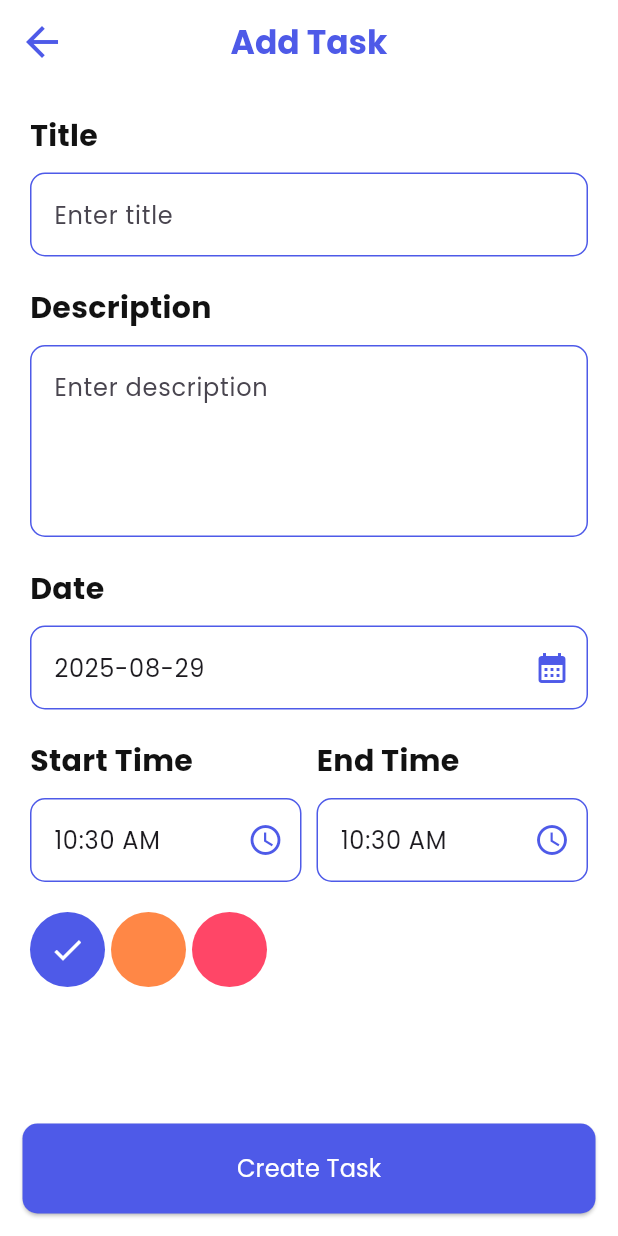
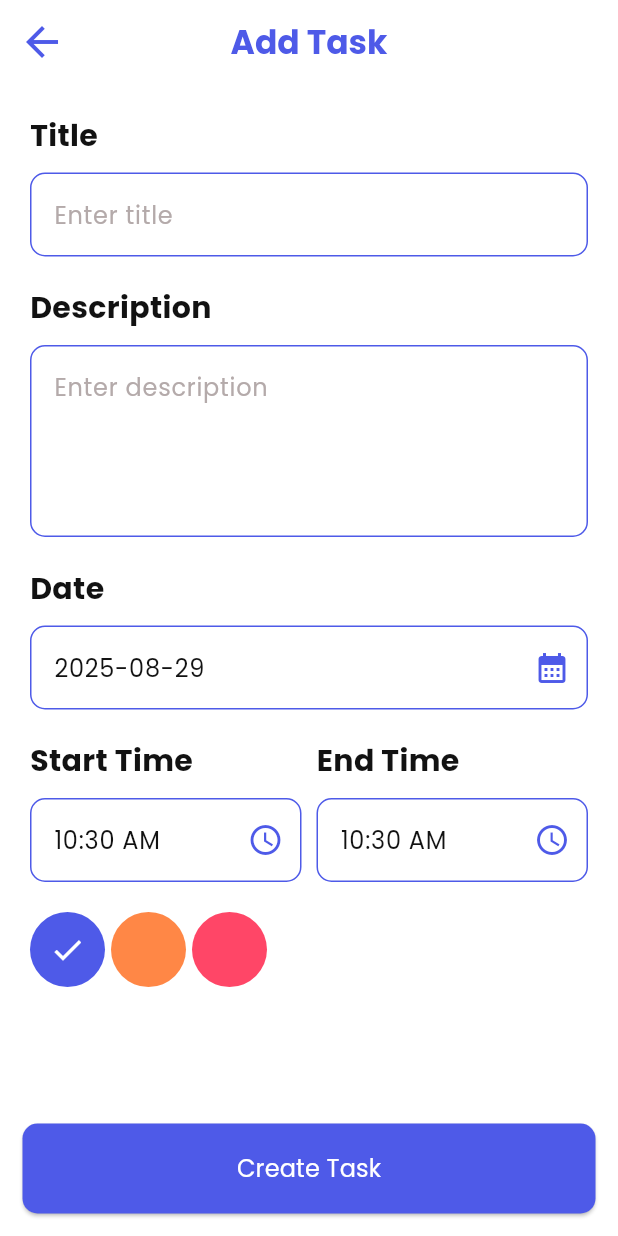
Before and after one commit to Mustafahu21/taskati, a Flutter app: the TaskScreen screen opened directly, after a tap on "Add Task", on a phone screen of 412 x 824 dp. Run offline on Flutter 3.47's test engine with Material 3 defaults, Android fonts, the phone set to English and light mode, and no system bars; our stand-ins replace date_picker_timeline, hive_flutter, image_picker, lottie; missing offline and left inert: day_night_themed_switcher; accounts and stored records are empty.

Commit message:
Final commit

```diff
--- a/lib/core/services/helper.dart
+++ b/lib/core/services/helper.dart
@@ -13,11 +13,12 @@ class LocalHelper {
   static String kName = 'name';
   static String kPfp = 'pfp';
   static String kIsUploaded = 'isUploaded';
+  static String isDark = 'isDark';
 
   static init() async {
+    Hive.registerAdapter(TaskModelAdapter());
     await Hive.openBox(kUserBox);
     await Hive.openBox(kTaskBox);
-    Hive.registerAdapter(TaskModelAdapter());
     _userBox = Hive.box(kUserBox);
     _taskBox = Hive.box(kTaskBox);
   }
--- a/lib/core/utils/text_styles.dart
+++ b/lib/core/utils/text_styles.dart
@@ -10,7 +10,7 @@ class TextStyles {
     return TextStyle(
       fontSize: fontSize ?? 18,
       fontWeight: fontWeight ?? FontWeight.bold,
-      color: color ?? AppColors.darkColor,
+      color: color,
     );
   }
 
@@ -22,7 +22,7 @@ class TextStyles {
     return TextStyle(
       fontSize: fontSize ?? 16,
       fontWeight: fontWeight ?? FontWeight.normal,
-      color: color ?? AppColors.darkColor,
+      color: color,
     );
   }
 
@@ -34,7 +34,7 @@ class TextStyles {
     return TextStyle(
       fontSize: fontSize ?? 14,
       fontWeight: fontWeight ?? FontWeight.normal,
-      color: color ?? AppColors.greyColor,
+      color: color,
     );
   }
 }
--- a/lib/core/utils/theme.dart
+++ b/lib/core/utils/theme.dart
@@ -6,7 +6,55 @@ class AppThemes {
     appBarTheme: AppBarTheme(backgroundColor: Colors.white),
     scaffoldBackgroundColor: Colors.white,
     fontFamily: 'poppins',
+    colorScheme: ColorScheme.fromSeed(
+      seedColor: AppColors.primaryColor,
+      onSurface: AppColors.darkColor,
+    ),
+    datePickerTheme: DatePickerThemeData(backgroundColor: Colors.white),
     inputDecorationTheme: InputDecorationTheme(
+      hintStyle: TextStyle(color: AppColors.greyColor),
+      enabledBorder: OutlineInputBorder(
+        borderSide: BorderSide(color: AppColors.primaryColor),
+        borderRadius: BorderRadius.circular(10),
+      ),
+      focusedBorder: OutlineInputBorder(
+        borderSide: BorderSide(color: AppColors.primaryColor),
+        borderRadius: BorderRadius.circular(10),
+      ),
+      errorBorder: OutlineInputBorder(
+        borderSide: BorderSide(color: Colors.red),
+        borderRadius: BorderRadius.circular(10),
+      ),
+      focusedErrorBorder: OutlineInputBorder(
+        borderSide: BorderSide(color: Colors.red),
+        borderRadius: BorderRadius.circular(10),
+      ),
+    ),
+  );
+  static ThemeData get darkTheme => ThemeData(
+    appBarTheme: AppBarTheme(backgroundColor: Colors.black),
+    scaffoldBackgroundColor: Colors.black,
+    fontFamily: 'poppins',
+    colorScheme: ColorScheme.fromSeed(
+      seedColor: AppColors.primaryColor,
+      onSurface: Colors.white,
+    ),
+    datePickerTheme: DatePickerThemeData(
+      backgroundColor: AppColors.darkColor,
+      headerForegroundColor: Colors.white,
+    ),
+    timePickerTheme: TimePickerThemeData(
+      backgroundColor: AppColors.darkColor,
+      hourMinuteTextColor: Colors.white,
+      hourMinuteColor: AppColors.darkColor,
+      dialBackgroundColor: AppColors.darkColor,
+      dialHandColor: AppColors.primaryColor,
+      dialTextColor: Colors.white,
+      dayPeriodColor: AppColors.darkColor,
+      dayPeriodTextColor: Colors.white,
+    ),
+    inputDecorationTheme: InputDecorationTheme(
+      hintStyle: TextStyle(color: Colors.white),
       enabledBorder: OutlineInputBorder(
         borderSide: BorderSide(color: AppColors.primaryColor),
         borderRadius: BorderRadius.circular(10),
--- a/lib/features/add_task/pages/add_task_screen.dart
+++ b/lib/features/add_task/pages/add_task_screen.dart
@@ -8,7 +8,8 @@ import 'package:taskati/core/utils/text_styles.dart';
 import 'package:taskati/models/task_model.dart';
 
 class AddTaskScreen extends StatefulWidget {
-  const AddTaskScreen({super.key});
+  const AddTaskScreen({super.key, this.taskModel});
+  final TaskModel? taskModel;
 
   @override
   State<AddTaskScreen> createState() => _AddTaskScreenState();
@@ -38,6 +39,23 @@ class _AddTaskScreenState extends State<AddTaskScreen> {
   );
 
   @override
+  void initState() {
+    super.initState();
+    titleController.text = widget.taskModel?.title ?? '';
+    descriptionController.text = widget.taskModel?.description ?? '';
+    dateController.text =
+        widget.taskModel?.date ??
+        DateFormat("yyyy-MM-dd").format(DateTime.now());
+    startTimeController.text =
+        widget.taskModel?.stDate ??
+        DateFormat("hh:mm a").format(DateTime.now());
+    endTimeController.text =
+        widget.taskModel?.enDate ??
+        DateFormat("hh:mm a").format(DateTime.now());
+    selectedColor = widget.taskModel?.color ?? 0;
+  }
+
+  @override
   Widget build(BuildContext context) {
     return Scaffold(
       appBar: appBar(),
@@ -47,19 +65,24 @@ class _AddTaskScreenState extends State<AddTaskScreen> {
           child: Form(key: formKey, child: formFields()),
         ),
       ),
-      bottomNavigationBar: navButton(),
+      bottomNavigationBar: navBar(context),
     );
   }
 
-  SafeArea navButton() {
+  SafeArea navBar(BuildContext context) {
     return SafeArea(
       child: Padding(
         padding: const EdgeInsets.all(15.0),
         child: MainButton(
-          text: 'Create Task',
+          text: widget.taskModel != null ? 'Update Task' : 'Create Task',
           height: 60,
           onPressed: () {
-            var id = DateTime.now().millisecondsSinceEpoch.toString();
+            String id = '';
+            if (widget.taskModel != null) {
+              id = widget.taskModel!.id;
+            } else {
+              id = DateTime.now().millisecondsSinceEpoch.toString();
+            }
             LocalHelper.cacheTask(
               id,
               TaskModel(
@@ -84,10 +107,20 @@ class _AddTaskScreenState extends State<AddTaskScreen> {
     return Column(
       crossAxisAlignment: CrossAxisAlignment.start,
       children: [
-        Text('Title', style: TextStyles.getTitle(fontSize: 20)),
-        SizedBox(height: 10),
-        TaskFields(hint: 'Enter title', controller: titleController),
+        titleForm(),
+        descriptionForm(),
+        dateForm(),
+        startNendTime(),
         SizedBox(height: 20),
+        colorSelection(),
+      ],
+    );
+  }
+
+  Column descriptionForm() {
+    return Column(
+      crossAxisAlignment: CrossAxisAlignment.start,
+      children: [
         Text('Description', style: TextStyles.getTitle(fontSize: 20)),
         SizedBox(height: 10),
         TaskFields(
@@ -96,6 +129,14 @@ class _AddTaskScreenState extends State<AddTaskScreen> {
           maxLines: 4,
         ),
         SizedBox(height: 20),
+      ],
+    );
+  }
+
+  Column dateForm() {
+    return Column(
+      crossAxisAlignment: CrossAxisAlignment.start,
+      children: [
         Text('Date', style: TextStyles.getTitle(fontSize: 20)),
         SizedBox(height: 10),
         TaskFields(
@@ -117,7 +158,35 @@ class _AddTaskScreenState extends State<AddTaskScreen> {
           },
         ),
         SizedBox(height: 20),
-        Row(
+      ],
+    );
+  }
+
+  Row colorSelection() {
+    return Row(
+      spacing: 4,
+      children: List.generate(chipColors.length, (index) {
+        return GestureDetector(
+          onTap: () {
+            setState(() {
+              selectedColor = index;
+            });
+          },
+          child: CircleAvatar(
+            backgroundColor: chipColors[index],
+            radius: 25,
+            child: Icon(
+              Icons.check,
+              color: selectedColor == index ? Colors.white : Colors.transparent,
+            ),
+          ),
+        );
+      }),
+    );
+  }
+
+  Row startNendTime() {
+    return Row(
       children: [
         Expanded(
           child: Column(
@@ -177,30 +246,17 @@ class _AddTaskScreenState extends State<AddTaskScreen> {
           ),
         ),
       ],
-        ),
+    );
+  }
+
+  Column titleForm() {
+    return Column(
+      crossAxisAlignment: CrossAxisAlignment.start,
+      children: [
+        Text('Title', style: TextStyles.getTitle(fontSize: 20)),
+        SizedBox(height: 10),
+        TaskFields(hint: 'Enter title', controller: titleController),
         SizedBox(height: 20),
-        Row(
-          spacing: 4,
-          children: List.generate(chipColors.length, (index) {
-            return GestureDetector(
-              onTap: () {
-                setState(() {
-                  selectedColor = index;
-                });
-              },
-              child: CircleAvatar(
-                backgroundColor: chipColors[index],
-                radius: 25,
-                child: Icon(
-                  Icons.check,
-                  color: selectedColor == index
-                      ? Colors.white
-                      : Colors.transparent,
-                ),
-              ),
-            );
-          }),
-        ),
       ],
     );
   }
@@ -210,7 +266,7 @@ class _AddTaskScreenState extends State<AddTaskScreen> {
       centerTitle: true,
       iconTheme: IconThemeData(color: AppColors.primaryColor, size: 32),
       title: Text(
-        'Add Task',
+        widget.taskModel != null ? 'Edit Task' : 'Add Task',
         style: TextStyles.getTitle(color: AppColors.primaryColor, fontSize: 22),
       ),
     );
--- a/lib/features/pfp_upload.dart/pfp_upload_screen.dart
+++ b/lib/features/pfp_upload.dart/pfp_upload_screen.dart
@@ -88,13 +88,13 @@ class _UploadScreenState extends State<UploadScreen> {
       actions: [
         TextButton(
           onPressed: () {
-            if (path != null && nameController.text.isNotEmpty) {
+            if (nameController.text.isNotEmpty) {
               LocalHelper.cacheData(LocalHelper.kPfp, path);
               LocalHelper.cacheData(LocalHelper.kName, nameController.text);
               LocalHelper.cacheData(LocalHelper.kIsUploaded, true);
               pushReplacement(context, TaskScreen());
-            } else if (path == null && nameController.text.isNotEmpty) {
-              showErrorDialog(context, 'Please select an image');
+              // } else if (path == null && nameController.text.isNotEmpty) {
+              //   showErrorDialog(context, 'Please select an image');
             } else if (nameController.text.isEmpty && path != null) {
               showErrorDialog(context, 'Please enter your name');
             } else {
--- a/lib/features/task_page/pages/task_screen.dart
+++ b/lib/features/task_page/pages/task_screen.dart
@@ -22,6 +22,7 @@ class TaskScreen extends StatefulWidget {
 
 class _TaskScreenState extends State<TaskScreen> {
   String selectedDate = DateFormat('yyyy-MM-dd').format(DateTime.now());
+  bool isEdit = false;
   @override
   Widget build(BuildContext context) {
     return Scaffold(
@@ -48,6 +49,9 @@ class _TaskScreenState extends State<TaskScreen> {
     return DatePicker(
       DateTime.now(),
       height: 115,
+      dayTextStyle: TextStyles.getSmall(),
+      monthTextStyle: TextStyles.getSmall(),
+      dateTextStyle: TextStyles.getTitle(),
       width: 95,
       initialSelectedDate: DateTime.now(),
       selectionColor: AppColors.primaryColor,
--- a/lib/features/task_page/widgets/task_card.dart
+++ b/lib/features/task_page/widgets/task_card.dart
@@ -1,20 +1,67 @@
 import 'package:flutter/material.dart';
 import 'package:taskati/core/constants/chip_colors.dart';
-import 'package:taskati/core/utils/colors.dart';
+import 'package:taskati/core/extensions/navigations.dart';
 import 'package:taskati/core/utils/text_styles.dart';
+import 'package:taskati/features/add_task/pages/add_task_screen.dart';
 import 'package:taskati/models/task_model.dart';
-import 'package:taskati/features/add_task/pages/add_task_screen.dart';
 
 class TaskCard extends StatelessWidget {
-  const TaskCard({super.key, required this.task});
+  const TaskCard({
+    super.key,
+    required this.task,
+    required this.onDelete,
+    required this.onDone,
+  });
 
   final TaskModel task;
+  final Function() onDelete;
+  final Function() onDone;
 
   @override
   Widget build(BuildContext context) {
-    return GestureDetector(
+    return Dismissible(
+      key: UniqueKey(),
+      onDismissed: (direction) {
+        if (direction == DismissDirection.startToEnd) {
+          onDone();
+        } else {
+          onDelete();
+        }
+      },
+      background: Container(
+        alignment: Alignment.centerLeft,
+        padding: const EdgeInsets.only(left: 20),
+        decoration: BoxDecoration(
+          color: Colors.green,
+          borderRadius: BorderRadius.circular(10),
+        ),
+        child: Row(
+          mainAxisAlignment: MainAxisAlignment.start,
+          children: [
+            Text('Done', style: TextStyles.getBody(color: Colors.white)),
+            Icon(Icons.check, color: Colors.white),
+          ],
+        ),
+      ),
+      secondaryBackground: Container(
+        alignment: Alignment.centerRight,
+        padding: const EdgeInsets.only(right: 20),
+        decoration: BoxDecoration(
+          color: Colors.red,
+          borderRadius: BorderRadius.circular(10),
+        ),
+        child: Row(
+          mainAxisAlignment: MainAxisAlignment.end,
+          children: [
+            Icon(Icons.delete, color: Colors.white),
+            SizedBox(width: 8),
+            Text('Delete', style: TextStyles.getBody(color: Colors.white)),
+          ],
+        ),
+      ),
+      child: GestureDetector(
         onTap: () {
-        // pushTo(context, AddEditTaskScreen(taskModel: task));
+          pushTo(context, AddTaskScreen(taskModel: task));
         },
         child: Container(
           height: 115,
@@ -82,6 +129,7 @@ class TaskCard extends StatelessWidget {
             ],
           ),
         ),
+      ),
     );
   }
 }
--- a/lib/features/task_page/widgets/task_list.dart
+++ b/lib/features/task_page/widgets/task_list.dart
@@ -16,9 +16,9 @@ class TaskList extends StatelessWidget {
     return Expanded(
       child: ValueListenableBuilder(
         valueListenable: LocalHelper.taskBox.listenable(),
-        builder: (context, value, child) {
+        builder: (context, box, child) {
           List<TaskModel> tasks = [];
-          for (var task in value.values) {
+          for (var task in box.values) {
             if (task.date == selectedDate) {
               tasks.add(task);
             }
@@ -28,7 +28,18 @@ class TaskList extends StatelessWidget {
           }
           return ListView.separated(
             itemBuilder: (context, index) {
-              return TaskCard(task: tasks[index]);
+              return TaskCard(
+                task: tasks[index],
+                onDone: () {
+                  box.put(
+                    tasks[index].id,
+                    tasks[index].copyWith(isCompleted: true),
+                  );
+                },
+                onDelete: () {
+                  box.delete(tasks[index].id);
+                },
+              );
             },
             separatorBuilder: (context, index) => SizedBox(height: 10),
             itemCount: tasks.length,
--- a/lib/models/task_model.dart
+++ b/lib/models/task_model.dart
@@ -30,4 +30,26 @@ class TaskModel {
     required this.color,
     required this.isCompleted,
   });
+
+  copyWith({
+    String? id,
+    String? title,
+    String? description,
+    String? date,
+    String? stDate,
+    String? enDate,
+    int? color,
+    bool? isCompleted,
+  }) {
+    return TaskModel(
+      id: id ?? this.id,
+      title: title ?? this.title,
+      description: description ?? this.description,
+      date: date ?? this.date,
+      stDate: stDate ?? this.stDate,
+      enDate: enDate ?? this.enDate,
+      color: color ?? this.color,
+      isCompleted: isCompleted ?? this.isCompleted,
+    );
+  }
 }
--- a/pubspec.yaml
+++ b/pubspec.yaml
@@ -1,7 +1,7 @@
 name: taskati
 description: "A new Flutter project."
 publish_to: 'none'
-version: 0.1.0
+version: 1.0.0+1
 
 environment:
   sdk: ^3.8.1
@@ -15,6 +15,7 @@ dependencies:
   date_picker_timeline: ^1.2.7
   hive: ^2.2.3
   hive_flutter: ^1.1.0
+  day_night_themed_switcher: ^2.0.2
 
 dev_dependencies:
   flutter_lints: ^5.0.0
```
Also changed, not shown: lib/features/profile/profile_screen.dart (+17 -5 lines), lib/main.dart (+13 -5 lines), pubspec.lock, 47 other files. Lines whose indentation alone changed are shown as unchanged.
